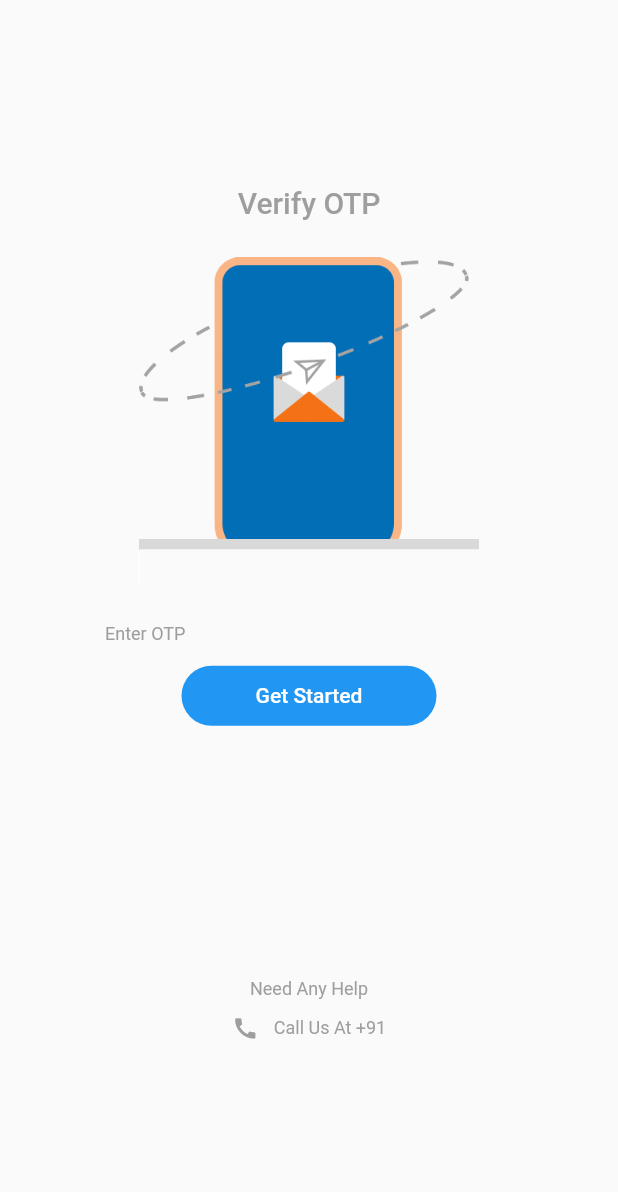
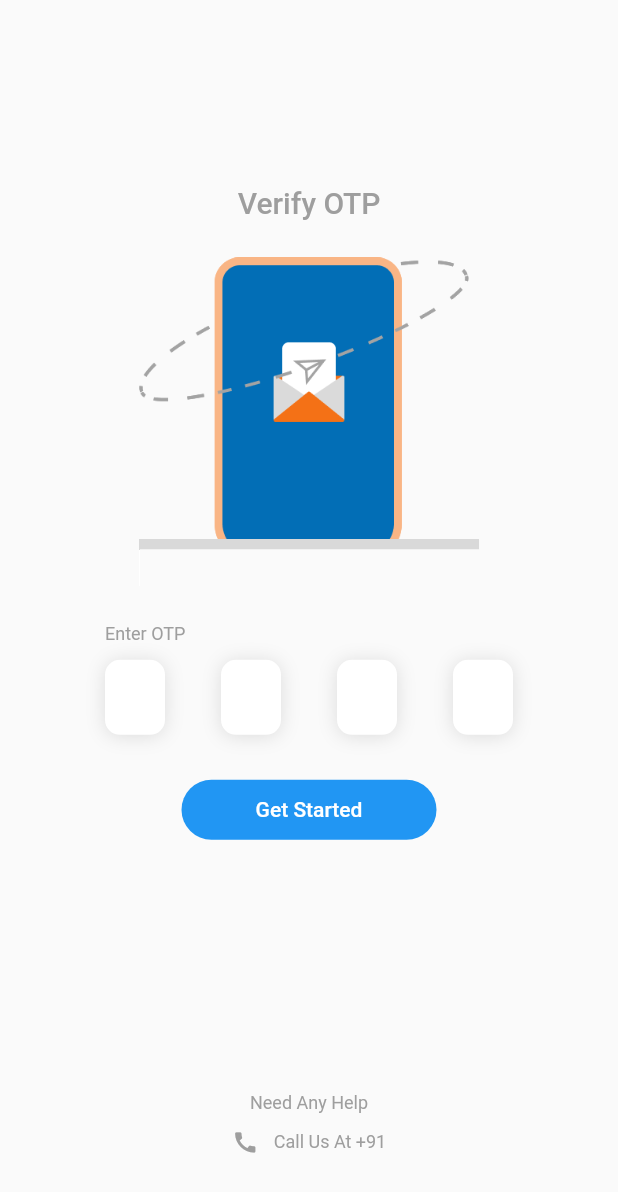
Before and after one commit to Sanoj-Raja/packers_movers, a Flutter app: the VerifyOtpScreen screen opened directly, on a phone screen of 412 x 824 dp. Shown: the top 1192 px of the screen. Run offline on Flutter 3.47's test engine with Material 2 defaults, Android fonts, the phone set to English and light mode, and no system bars; drawn by our look-alikes of pin_code_fields; our stand-ins replace bloc.

Commit message:
verify OTP Screen Completed

```diff
--- a/lib/app/modules/home_screen/home_screen_ui/home_screen.dart
+++ b/lib/app/modules/home_screen/home_screen_ui/home_screen.dart
@@ -6,7 +6,11 @@ class HomeScreen extends StatelessWidget {
   @override
   Widget build(BuildContext context) {
     return const SafeArea(
-      child: Scaffold(),
+      child: Scaffold(
+        body: Center(
+          child: Text('This is Home Screen'),
+        ),
+      ),
     );
   }
 }
--- a/lib/app/modules/veryify_otp_screen/verify_otp_screen_ui/verify_otp_screen.dart
+++ b/lib/app/modules/veryify_otp_screen/verify_otp_screen_ui/verify_otp_screen.dart
@@ -1,4 +1,5 @@
 import 'package:flutter/material.dart';
+import 'package:pin_code_fields/pin_code_fields.dart';
 import '../../../constants/app_assets.dart';
 import '../../../utils/get_screen_size.dart';
 import '../../../widgets/gapper.dart';
@@ -43,72 +44,38 @@ class VerifyOtpScreen extends StatelessWidget {
                 ),
               ),
             ),
-            // const VerticalGap(),
-            // Container(
-            //   decoration: BoxDecoration(
-            //     color: Colors.white,
-            //     boxShadow: [
-            //       BoxShadow(
-            //         color: Colors.grey.withOpacity(0.4),
-            //         spreadRadius: 2.0,
-            //         blurRadius: 8.0,
-            //         offset: const Offset(0, 3), // shadow offset from top-left
-            //       ),
-            //     ],
-            //     borderRadius: BorderRadius.circular(20),
-            //   ),
-            //   width: AppUtils.getScreenWidth(context) * .7,
-            //   child: TextFormField(
-            //     decoration: const InputDecoration(
-            //       border: InputBorder.none,
-            //       contentPadding: EdgeInsets.symmetric(
-            //         horizontal: 10,
-            //         vertical: 8,
-            //       ),
-            //     ),
-            //     keyboardType: TextInputType.number,
-            //   ),
-            // ),
-            // const VerticalGap(),
-            // Align(
-            //   alignment: Alignment.centerLeft,
-            //   child: Container(
-            //     padding: const EdgeInsets.only(left: 50),
-            //     child: Row(
-            //       children: [
-            //         Checkbox(
-            //           value: true,
-            //           onChanged: (value) {},
-            //         ),
-            //         RichText(
-            //           text: TextSpan(
-            //             children: [
-            //               const TextSpan(
-            //                 text: 'I Agree with the ',
-            //                 style: TextStyle(
-            //                   color: Colors.black,
-            //                   fontWeight: FontWeight.w500,
-            //                 ),
-            //               ),
-            //               TextSpan(
-            //                 text: 'Terms and Conditions',
-            //                 style: const TextStyle(
-            //                   color: Colors.blue,
-            //                   decoration: TextDecoration.underline,
-            //                   fontWeight: FontWeight.w500,
-            //                 ),
-            //                 recognizer: TapGestureRecognizer()
-            //                   ..onTap = () {
-            //                     debugPrint('Terms and Conditions clicked');
-            //                   },
-            //               ),
-            //             ],
-            //           ),
-            //         ),
-            //       ],
-            //     ),
-            //   ),
-            // ),
+            const VerticalGap(),
+            Container(
+              padding: const EdgeInsets.symmetric(horizontal: 70),
+              child: PinCodeTextField(
+                appContext: context,
+                length: 4,
+                onChanged: (value) {},
+                pinTheme: PinTheme(
+                  shape: PinCodeFieldShape.box,
+                  borderRadius: BorderRadius.circular(10),
+                  fieldHeight: 50,
+                  fieldWidth: 40,
+                  activeFillColor: Colors.white,
+                  inactiveColor: Colors.white,
+                  inactiveFillColor: Colors.white,
+                  activeColor: Colors.white,
+                  selectedColor: Colors.white,
+                  selectedFillColor: Colors.white,
+                ),
+                cursorColor: Colors.black,
+                animationDuration: const Duration(milliseconds: 300),
+                enableActiveFill: true,
+                keyboardType: TextInputType.number,
+                boxShadows: const [
+                  BoxShadow(
+                    offset: Offset(0, 1),
+                    color: Colors.black12,
+                    blurRadius: 10,
+                  )
+                ],
+              ),
+            ),
             const VerticalGap(),
             TextButton(
               onPressed: () {
```
